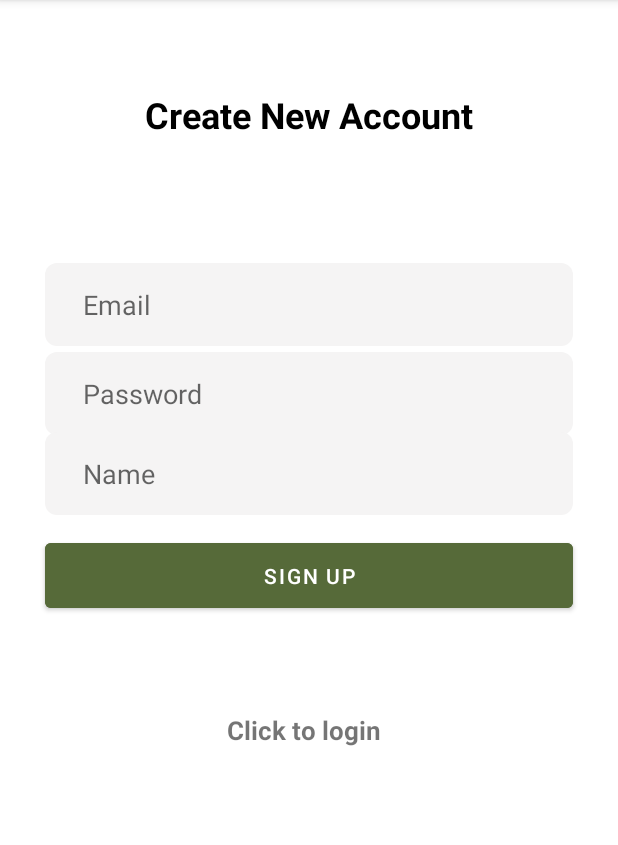
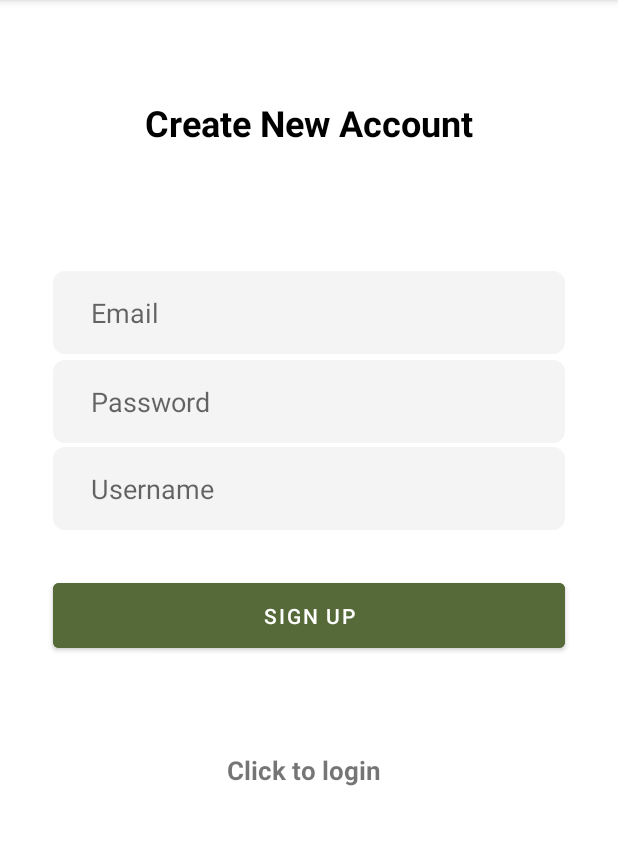
Before and after one commit to Alisashala/BeSammenProjekt, an Android app: the SignUpActivity screen opened directly, with no data from a screen before it, on a phone screen of 412 x 824 dp, the part 84-929 px from its top. Run offline under Robolectric (Android 15) with nearby library versions, the phone set to English and light mode, and no system bars; our stand-ins replace Firebase (no records; nobody signed in at launch, a user with empty details on screens opened directly); 1 statement that could not run was skipped.

Commit message:
designed sign-up pagen #68

```diff
--- a/app/src/main/res/layout/activity_sign_up.xml
+++ b/app/src/main/res/layout/activity_sign_up.xml
@@ -4,7 +4,9 @@
     xmlns:tools="http://schemas.android.com/tools"
     android:layout_width="match_parent"
     android:layout_height="match_parent"
-    android:name=".SignUpActivity" >
+    android:name=".SignUpActivity"
+    android:layout_gravity="center"
+    android:padding="5dp">
 
     <TextView
         android:id="@+id/tv_app_name"
@@ -29,7 +31,8 @@
         android:layout_marginLeft="30dp"
         android:background="@drawable/login_colors"
         android:layout_marginTop="175dp"
-        android:layout_marginRight="30dp"/>
+        android:layout_marginRight="30dp"
+        android:layout_marginBottom="2dp"/>
 
 
     <EditText
@@ -39,7 +42,7 @@
         android:layout_below="@+id/et_email"
         android:layout_centerHorizontal="true"
         android:layout_marginLeft="30dp"
-        android:layout_marginTop="4dp"
+        android:layout_marginTop="2dp"
         android:layout_marginRight="30dp"
         android:background="@drawable/login_colors"
         android:hint="Password"
@@ -53,13 +56,13 @@
         android:layout_height="wrap_content"
         android:layout_below="@+id/et_email"
         android:layout_marginLeft="30dp"
-        android:layout_marginTop="57dp"
+        android:layout_marginTop="60dp"
         android:layout_marginRight="30dp"
         android:background="@drawable/login_colors"
-        android:hint="Name"
-        android:inputType="textPersonName"
+        android:hint="Username"
         android:padding="15dp"
-        android:paddingStart="25dp" />
+        android:paddingStart="25dp"
+        android:layout_marginBottom="2dp"/>
 
     <ProgressBar
         android:id="@+id/progressBar"
@@ -71,9 +74,10 @@
         android:id="@+id/btn_signup"
         android:layout_width="match_parent"
         android:layout_height="55dp"
-        android:layout_centerInParent="true"
+        android:layout_alignParentTop="true"
+        android:layout_centerHorizontal="true"
         android:layout_marginLeft="30dp"
-        android:layout_marginTop="34dp"
+        android:layout_marginTop="377dp"
         android:layout_marginRight="30dp"
         android:backgroundTint="#566A39"
         android:onClick="SignUp"
```
